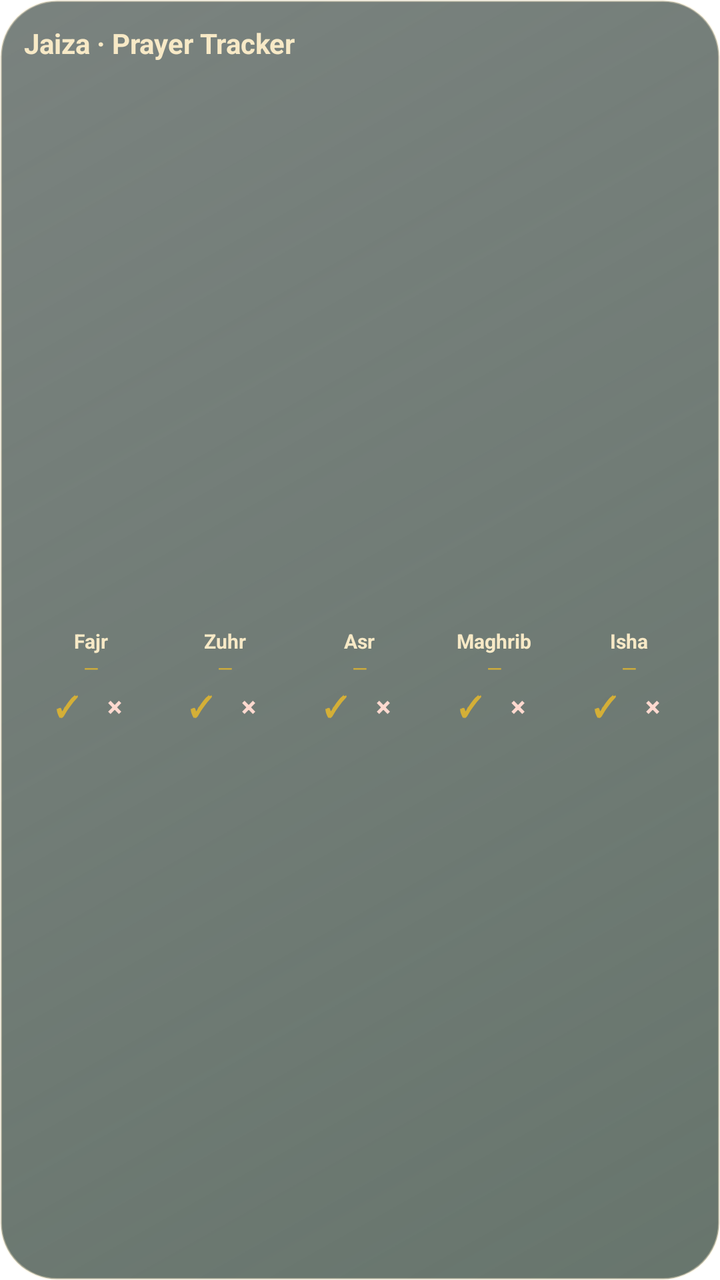
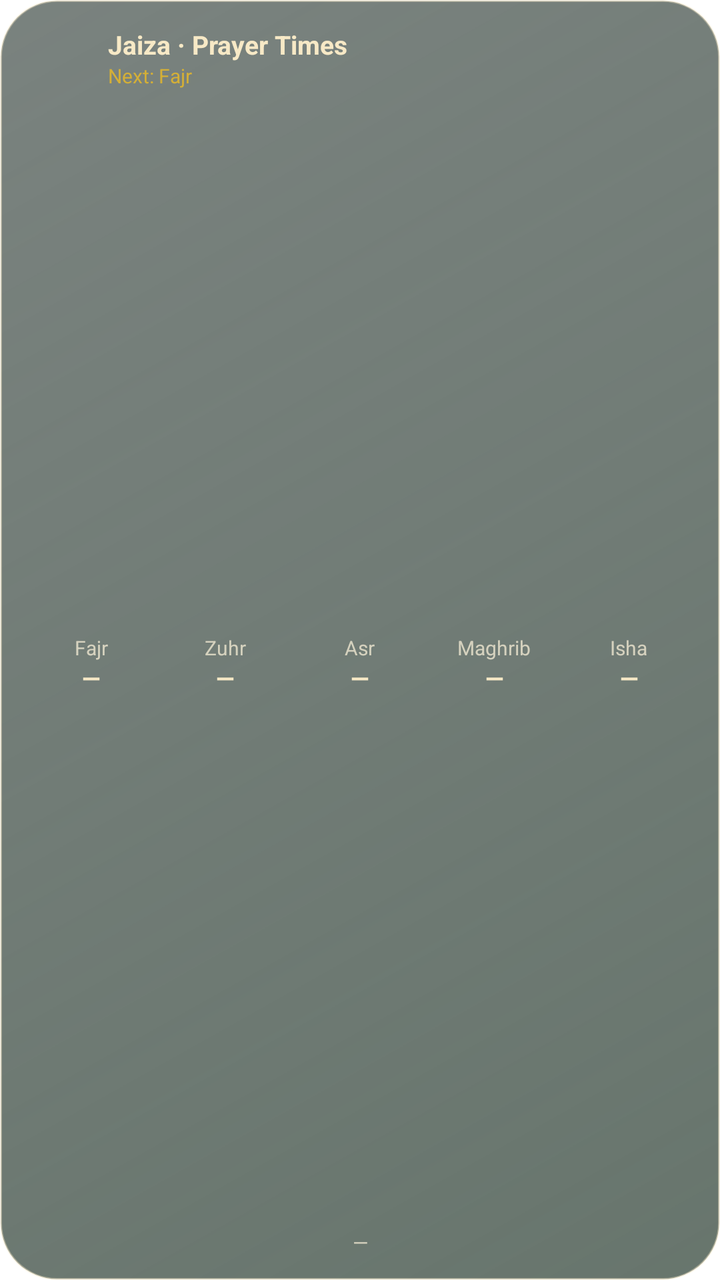

Screens rendered from an Android XML layout before and after an edit, with the pre-edit source and the edit as a unified diff.
<!-- AndroidManifest.xml: fallback theme Theme.MaterialComponents.DayNight.NoActionBar -->
<!-- res/layout/jaiza_prayer_widget.xml -->
<?xml version="1.0" encoding="utf-8"?>
<LinearLayout xmlns:android="http://schemas.android.com/apk/res/android"
    android:id="@+id/widget_root"
    android:layout_width="match_parent"
    android:layout_height="match_parent"
    android:background="@drawable/jaiza_unified_widget_bg"
    android:orientation="vertical"
    android:padding="12dp">

    <TextView
        android:id="@+id/widget_title"
        android:layout_width="match_parent"
        android:layout_height="wrap_content"
        android:text="Jaiza · Prayer Tracker"
        android:textColor="#FFF7E9C6"
        android:textSize="14sp"
        android:textStyle="bold" />

    <TextView
        android:id="@+id/widget_greeting"
        android:layout_width="match_parent"
        android:layout_height="wrap_content"
        android:ellipsize="end"
        android:maxLines="1"
        android:textColor="#CCEFE7D1"
        android:textSize="10sp" />

    <LinearLayout
        android:layout_width="match_parent"
        android:layout_height="0dp"
        android:layout_weight="1"
        android:gravity="center"
        android:orientation="horizontal"
        android:paddingTop="6dp">

        <LinearLayout
            android:layout_width="0dp"
            android:layout_height="match_parent"
            android:layout_weight="1"
            android:gravity="center"
            android:orientation="vertical">

            <TextView
                android:id="@+id/row_fajr_label"
                android:layout_width="match_parent"
                android:layout_height="wrap_content"
                android:gravity="center"
                android:text="Fajr"
                android:textColor="#FFF7E9C6"
                android:textSize="10sp"
                android:textStyle="bold" />

            <TextView
                android:id="@+id/row_fajr_status"
                android:layout_width="match_parent"
                android:layout_height="wrap_content"
                android:gravity="center"
                android:text="—"
                android:textColor="#FFD4AF37"
                android:textSize="10sp" />

            <LinearLayout
                android:layout_width="match_parent"
                android:layout_height="wrap_content"
                android:gravity="center"
                android:orientation="horizontal">

                <TextView
                    android:id="@+id/btn_fajr_done"
                    android:layout_width="24dp"
                    android:layout_height="24dp"
                    android:gravity="center"
                    android:text="✓"
                    android:textColor="#FFD4AF37"
                    android:textStyle="bold" />

                <TextView
                    android:id="@+id/btn_fajr_miss"
                    android:layout_width="24dp"
                    android:layout_height="24dp"
                    android:gravity="center"
                    android:text="×"
                    android:textColor="#FFFFD9CF"
                    android:textStyle="bold" />
            </LinearLayout>
        </LinearLayout>

        <LinearLayout
            android:layout_width="0dp"
            android:layout_height="match_parent"
            android:layout_weight="1"
            android:gravity="center"
            android:orientation="vertical">

            <TextView
                android:id="@+id/row_zuhr_label"
                android:layout_width="match_parent"
                android:layout_height="wrap_content"
                android:gravity="center"
                android:text="Zuhr"
                android:textColor="#FFF7E9C6"
                android:textSize="10sp"
                android:textStyle="bold" />

            <TextView
                android:id="@+id/row_zuhr_status"
                android:layout_width="match_parent"
                android:layout_height="wrap_content"
                android:gravity="center"
                android:text="—"
                android:textColor="#FFD4AF37"
                android:textSize="10sp" />

            <LinearLayout
                android:layout_width="match_parent"
                android:layout_height="wrap_content"
                android:gravity="center"
                android:orientation="horizontal">

                <TextView
                    android:id="@+id/btn_zuhr_done"
                    android:layout_width="24dp"
                    android:layout_height="24dp"
                    android:gravity="center"
                    android:text="✓"
                    android:textColor="#FFD4AF37"
                    android:textStyle="bold" />

                <TextView
                    android:id="@+id/btn_zuhr_miss"
                    android:layout_width="24dp"
                    android:layout_height="24dp"
                    android:gravity="center"
                    android:text="×"
                    android:textColor="#FFFFD9CF"
                    android:textStyle="bold" />
            </LinearLayout>
        </LinearLayout>

        <LinearLayout
            android:layout_width="0dp"
            android:layout_height="match_parent"
            android:layout_weight="1"
            android:gravity="center"
            android:orientation="vertical">

            <TextView
                android:id="@+id/row_asr_label"
                android:layout_width="match_parent"
                android:layout_height="wrap_content"
                android:gravity="center"
                android:text="Asr"
                android:textColor="#FFF7E9C6"
                android:textSize="10sp"
                android:textStyle="bold" />

            <TextView
                android:id="@+id/row_asr_status"
                android:layout_width="match_parent"
                android:layout_height="wrap_content"
                android:gravity="center"
                android:text="—"
                android:textColor="#FFD4AF37"
                android:textSize="10sp" />

            <LinearLayout
                android:layout_width="match_parent"
                android:layout_height="wrap_content"
                android:gravity="center"
                android:orientation="horizontal">

                <TextView
                    android:id="@+id/btn_asr_done"
                    android:layout_width="24dp"
                    android:layout_height="24dp"
                    android:gravity="center"
                    android:text="✓"
                    android:textColor="#FFD4AF37"
                    android:textStyle="bold" />

                <TextView
                    android:id="@+id/btn_asr_miss"
                    android:layout_width="24dp"
                    android:layout_height="24dp"
                    android:gravity="center"
                    android:text="×"
                    android:textColor="#FFFFD9CF"
                    android:textStyle="bold" />
            </LinearLayout>
        </LinearLayout>

        <LinearLayout
            android:layout_width="0dp"
            android:layout_height="match_parent"
            android:layout_weight="1"
            android:gravity="center"
            android:orientation="vertical">

            <TextView
                android:id="@+id/row_maghrib_label"
                android:layout_width="match_parent"
                android:layout_height="wrap_content"
                android:gravity="center"
                android:text="Maghrib"
                android:textColor="#FFF7E9C6"
                android:textSize="10sp"
                android:textStyle="bold" />

            <TextView
                android:id="@+id/row_maghrib_status"
                android:layout_width="match_parent"
                android:layout_height="wrap_content"
                android:gravity="center"
                android:text="—"
                android:textColor="#FFD4AF37"
                android:textSize="10sp" />

            <LinearLayout
                android:layout_width="match_parent"
                android:layout_height="wrap_content"
                android:gravity="center"
                android:orientation="horizontal">

                <TextView
                    android:id="@+id/btn_maghrib_done"
                    android:layout_width="24dp"
                    android:layout_height="24dp"
                    android:gravity="center"
                    android:text="✓"
                    android:textColor="#FFD4AF37"
                    android:textStyle="bold" />

                <TextView
                    android:id="@+id/btn_maghrib_miss"
                    android:layout_width="24dp"
                    android:layout_height="24dp"
                    android:gravity="center"
                    android:text="×"
                    android:textColor="#FFFFD9CF"
                    android:textStyle="bold" />
            </LinearLayout>
        </LinearLayout>

        <LinearLayout
            android:layout_width="0dp"
            android:layout_height="match_parent"
            android:layout_weight="1"
            android:gravity="center"
            android:orientation="vertical">

            <TextView
                android:id="@+id/row_isha_label"
                android:layout_width="match_parent"
                android:layout_height="wrap_content"
                android:gravity="center"
                android:text="Isha"
                android:textColor="#FFF7E9C6"
                android:textSize="10sp"
                android:textStyle="bold" />

            <TextView
                android:id="@+id/row_isha_status"
                android:layout_width="match_parent"
                android:layout_height="wrap_content"
                android:gravity="center"
                android:text="—"
                android:textColor="#FFD4AF37"
                android:textSize="10sp" />

            <LinearLayout
                android:layout_width="match_parent"
                android:layout_height="wrap_content"
                android:gravity="center"
                android:orientation="horizontal">

                <TextView
                    android:id="@+id/btn_isha_done"
                    android:layout_width="24dp"
                    android:layout_height="24dp"
                    android:gravity="center"
                    android:text="✓"
                    android:textColor="#FFD4AF37"
                    android:textStyle="bold" />

                <TextView
                    android:id="@+id/btn_isha_miss"
                    android:layout_width="24dp"
                    android:layout_height="24dp"
                    android:gravity="center"
                    android:text="×"
                    android:textColor="#FFFFD9CF"
                    android:textStyle="bold" />
            </LinearLayout>
        </LinearLayout>
    </LinearLayout>
</LinearLayout>
<!-- resources referenced by this layout -->
<resources>
  <!-- drawable jaiza_unified_widget_bg (drawable) -->
  <?xml version="1.0" encoding="utf-8"?>
  <shape xmlns:android="http://schemas.android.com/apk/res/android"
      android:shape="rectangle">
      <gradient
          android:angle="135"
          android:endColor="#99212F29"
          android:startColor="#C43A4C41" />
      <corners android:radius="28dp" />
      <stroke
          android:width="1dp"
          android:color="#66F7E9C6" />
  </shape>
</resources>

<!-- the commit's change to res/layout/jaiza_prayer_widget.xml (unified diff, before → after) -->
@@ -7,24 +7,51 @@
     android:orientation="vertical"
     android:padding="12dp">
 
-    <TextView
-        android:id="@+id/widget_title"
+    
+    <LinearLayout
         android:layout_width="match_parent"
         android:layout_height="wrap_content"
-        android:text="Jaiza · Prayer Tracker"
-        android:textColor="#FFF7E9C6"
-        android:textSize="14sp"
-        android:textStyle="bold" />
-
-    <TextView
-        android:id="@+id/widget_greeting"
-        android:layout_width="match_parent"
-        android:layout_height="wrap_content"
-        android:ellipsize="end"
-        android:maxLines="1"
-        android:textColor="#CCEFE7D1"
-        android:textSize="10sp" />
-
+        android:gravity="center_vertical"
+        android:orientation="horizontal">
+
+        <ImageView
+            android:id="@+id/widget_logo"
+            android:layout_width="34dp"
+            android:layout_height="34dp"
+            android:layout_marginEnd="8dp"
+            android:contentDescription="Jaiza"
+            android:src="@mipmap/ic_launcher" />
+
+        <LinearLayout
+            android:layout_width="0dp"
+            android:layout_height="wrap_content"
+            android:layout_weight="1"
+            android:orientation="vertical">
+
+            <TextView
+                android:id="@+id/widget_title"
+                android:layout_width="match_parent"
+                android:layout_height="wrap_content"
+                android:ellipsize="end"
+                android:maxLines="1"
+                android:text="Jaiza · Prayer Times"
+                android:textColor="#FFF7E9C6"
+                android:textSize="13sp"
+                android:textStyle="bold" />
+
+            <TextView
+                android:id="@+id/widget_next"
+                android:layout_width="match_parent"
+                android:layout_height="wrap_content"
+                android:ellipsize="end"
+                android:maxLines="1"
+                android:text="Next: Fajr"
+                android:textColor="#FFD4AF37"
+                android:textSize="10sp" />
+        </LinearLayout>
+    </LinearLayout>
+
+    
     <LinearLayout
         android:layout_width="match_parent"
         android:layout_height="0dp"
@@ -35,262 +62,146 @@
 
         <LinearLayout
             android:layout_width="0dp"
-            android:layout_height="match_parent"
-            android:layout_weight="1"
-            android:gravity="center"
-            android:orientation="vertical">
-
-            <TextView
-                android:id="@+id/row_fajr_label"
+            android:layout_height="wrap_content"
+            android:layout_weight="1"
+            android:gravity="center"
+            android:orientation="vertical">
+
+            <TextView
                 android:layout_width="match_parent"
                 android:layout_height="wrap_content"
                 android:gravity="center"
                 android:text="Fajr"
-                android:textColor="#FFF7E9C6"
-                android:textSize="10sp"
-                android:textStyle="bold" />
-
-            <TextView
-                android:id="@+id/row_fajr_status"
-                android:layout_width="match_parent"
-                android:layout_height="wrap_content"
-                android:gravity="center"
-                android:text="—"
-                android:textColor="#FFD4AF37"
-                android:textSize="10sp" />
-
-            <LinearLayout
-                android:layout_width="match_parent"
-                android:layout_height="wrap_content"
-                android:gravity="center"
-                android:orientation="horizontal">
-
-                <TextView
-                    android:id="@+id/btn_fajr_done"
-                    android:layout_width="24dp"
-                    android:layout_height="24dp"
-                    android:gravity="center"
-                    android:text="✓"
-                    android:textColor="#FFD4AF37"
-                    android:textStyle="bold" />
-
-                <TextView
-                    android:id="@+id/btn_fajr_miss"
-                    android:layout_width="24dp"
-                    android:layout_height="24dp"
-                    android:gravity="center"
-                    android:text="×"
-                    android:textColor="#FFFFD9CF"
-                    android:textStyle="bold" />
-            </LinearLayout>
-        </LinearLayout>
-
-        <LinearLayout
-            android:layout_width="0dp"
-            android:layout_height="match_parent"
-            android:layout_weight="1"
-            android:gravity="center"
-            android:orientation="vertical">
-
-            <TextView
-                android:id="@+id/row_zuhr_label"
+                android:textColor="#CCEFE7D1"
+                android:textSize="10sp" />
+
+            <TextView
+                android:id="@+id/time_fajr"
+                android:layout_width="match_parent"
+                android:layout_height="wrap_content"
+                android:gravity="center"
+                android:text="—"
+                android:textColor="#FFF7E9C6"
+                android:textSize="12sp"
+                android:textStyle="bold" />
+        </LinearLayout>
+
+        <LinearLayout
+            android:layout_width="0dp"
+            android:layout_height="wrap_content"
+            android:layout_weight="1"
+            android:gravity="center"
+            android:orientation="vertical">
+
+            <TextView
                 android:layout_width="match_parent"
                 android:layout_height="wrap_content"
                 android:gravity="center"
                 android:text="Zuhr"
-                android:textColor="#FFF7E9C6"
-                android:textSize="10sp"
-                android:textStyle="bold" />
-
-            <TextView
-                android:id="@+id/row_zuhr_status"
-                android:layout_width="match_parent"
-                android:layout_height="wrap_content"
-                android:gravity="center"
-                android:text="—"
-                android:textColor="#FFD4AF37"
-                android:textSize="10sp" />
-
-            <LinearLayout
-                android:layout_width="match_parent"
-                android:layout_height="wrap_content"
-                android:gravity="center"
-                android:orientation="horizontal">
-
-                <TextView
-                    android:id="@+id/btn_zuhr_done"
-                    android:layout_width="24dp"
-                    android:layout_height="24dp"
-                    android:gravity="center"
-                    android:text="✓"
-                    android:textColor="#FFD4AF37"
-                    android:textStyle="bold" />
-
-                <TextView
-                    android:id="@+id/btn_zuhr_miss"
-                    android:layout_width="24dp"
-                    android:layout_height="24dp"
-                    android:gravity="center"
-                    android:text="×"
-                    android:textColor="#FFFFD9CF"
-                    android:textStyle="bold" />
-            </LinearLayout>
-        </LinearLayout>
-
-        <LinearLayout
-            android:layout_width="0dp"
-            android:layout_height="match_parent"
-            android:layout_weight="1"
-            android:gravity="center"
-            android:orientation="vertical">
-
-            <TextView
-                android:id="@+id/row_asr_label"
+                android:textColor="#CCEFE7D1"
+                android:textSize="10sp" />
+
+            <TextView
+                android:id="@+id/time_zuhr"
+                android:layout_width="match_parent"
+                android:layout_height="wrap_content"
+                android:gravity="center"
+                android:text="—"
+                android:textColor="#FFF7E9C6"
+                android:textSize="12sp"
+                android:textStyle="bold" />
+        </LinearLayout>
+
+        <LinearLayout
+            android:layout_width="0dp"
+            android:layout_height="wrap_content"
+            android:layout_weight="1"
+            android:gravity="center"
+            android:orientation="vertical">
+
+            <TextView
                 android:layout_width="match_parent"
                 android:layout_height="wrap_content"
                 android:gravity="center"
                 android:text="Asr"
-                android:textColor="#FFF7E9C6"
-                android:textSize="10sp"
-                android:textStyle="bold" />
-
-            <TextView
-                android:id="@+id/row_asr_status"
-                android:layout_width="match_parent"
-                android:layout_height="wrap_content"
-                android:gravity="center"
-                android:text="—"
-                android:textColor="#FFD4AF37"
-                android:textSize="10sp" />
-
-            <LinearLayout
-                android:layout_width="match_parent"
-                android:layout_height="wrap_content"
-                android:gravity="center"
-                android:orientation="horizontal">
-
-                <TextView
-                    android:id="@+id/btn_asr_done"
-                    android:layout_width="24dp"
-                    android:layout_height="24dp"
-                    android:gravity="center"
-                    android:text="✓"
-                    android:textColor="#FFD4AF37"
-                    android:textStyle="bold" />
-
-                <TextView
-                    android:id="@+id/btn_asr_miss"
-                    android:layout_width="24dp"
-                    android:layout_height="24dp"
-                    android:gravity="center"
-                    android:text="×"
-                    android:textColor="#FFFFD9CF"
-                    android:textStyle="bold" />
-            </LinearLayout>
-        </LinearLayout>
-
-        <LinearLayout
-            android:layout_width="0dp"
-            android:layout_height="match_parent"
-            android:layout_weight="1"
-            android:gravity="center"
-            android:orientation="vertical">
-
-            <TextView
-                android:id="@+id/row_maghrib_label"
+                android:textColor="#CCEFE7D1"
+                android:textSize="10sp" />
+
+            <TextView
+                android:id="@+id/time_asr"
+                android:layout_width="match_parent"
+                android:layout_height="wrap_content"
+                android:gravity="center"
+                android:text="—"
+                android:textColor="#FFF7E9C6"
+                android:textSize="12sp"
+                android:textStyle="bold" />
+        </LinearLayout>
+
+        <LinearLayout
+            android:layout_width="0dp"
+            android:layout_height="wrap_content"
+            android:layout_weight="1"
+            android:gravity="center"
+            android:orientation="vertical">
+
+            <TextView
                 android:layout_width="match_parent"
                 android:layout_height="wrap_content"
                 android:gravity="center"
                 android:text="Maghrib"
-                android:textColor="#FFF7E9C6"
-                android:textSize="10sp"
-                android:textStyle="bold" />
-
-            <TextView
-                android:id="@+id/row_maghrib_status"
-                android:layout_width="match_parent"
-                android:layout_height="wrap_content"
-                android:gravity="center"
-                android:text="—"
-                android:textColor="#FFD4AF37"
-                android:textSize="10sp" />
-
-            <LinearLayout
-                android:layout_width="match_parent"
-                android:layout_height="wrap_content"
-                android:gravity="center"
-                android:orientation="horizontal">
-
-                <TextView
-                    android:id="@+id/btn_maghrib_done"
-                    android:layout_width="24dp"
-                    android:layout_height="24dp"
-                    android:gravity="center"
-                    android:text="✓"
-                    android:textColor="#FFD4AF37"
-                    android:textStyle="bold" />
-
-                <TextView
-                    android:id="@+id/btn_maghrib_miss"
-                    android:layout_width="24dp"
-                    android:layout_height="24dp"
-                    android:gravity="center"
-                    android:text="×"
-                    android:textColor="#FFFFD9CF"
-                    android:textStyle="bold" />
-            </LinearLayout>
-        </LinearLayout>
-
-        <LinearLayout
-            android:layout_width="0dp"
-            android:layout_height="match_parent"
-            android:layout_weight="1"
-            android:gravity="center"
-            android:orientation="vertical">
-
-            <TextView
-                android:id="@+id/row_isha_label"
+                android:textColor="#CCEFE7D1"
+                android:textSize="10sp" />
+
+            <TextView
+                android:id="@+id/time_maghrib"
+                android:layout_width="match_parent"
+                android:layout_height="wrap_content"
+                android:gravity="center"
+                android:text="—"
+                android:textColor="#FFF7E9C6"
+                android:textSize="12sp"
+                android:textStyle="bold" />
+        </LinearLayout>
+
+        <LinearLayout
+            android:layout_width="0dp"
+            android:layout_height="wrap_content"
+            android:layout_weight="1"
+            android:gravity="center"
+            android:orientation="vertical">
+
+            <TextView
                 android:layout_width="match_parent"
                 android:layout_height="wrap_content"
                 android:gravity="center"
                 android:text="Isha"
-                android:textColor="#FFF7E9C6"
-                android:textSize="10sp"
-                android:textStyle="bold" />
-
-            <TextView
-                android:id="@+id/row_isha_status"
-                android:layout_width="match_parent"
-                android:layout_height="wrap_content"
-                android:gravity="center"
-                android:text="—"
-                android:textColor="#FFD4AF37"
-                android:textSize="10sp" />
-
-            <LinearLayout
-                android:layout_width="match_parent"
-                android:layout_height="wrap_content"
-                android:gravity="center"
-                android:orientation="horizontal">
-
-                <TextView
-                    android:id="@+id/btn_isha_done"
-                    android:layout_width="24dp"
-                    android:layout_height="24dp"
-                    android:gravity="center"
-                    android:text="✓"
-                    android:textColor="#FFD4AF37"
-                    android:textStyle="bold" />
-
-                <TextView
-                    android:id="@+id/btn_isha_miss"
-                    android:layout_width="24dp"
-                    android:layout_height="24dp"
-                    android:gravity="center"
-                    android:text="×"
-                    android:textColor="#FFFFD9CF"
-                    android:textStyle="bold" />
-            </LinearLayout>
+                android:textColor="#CCEFE7D1"
+                android:textSize="10sp" />
+
+            <TextView
+                android:id="@+id/time_isha"
+                android:layout_width="match_parent"
+                android:layout_height="wrap_content"
+                android:gravity="center"
+                android:text="—"
+                android:textColor="#FFF7E9C6"
+                android:textSize="12sp"
+                android:textStyle="bold" />
         </LinearLayout>
     </LinearLayout>
+
+    
+    <TextView
+        android:id="@+id/widget_location"
+        android:layout_width="match_parent"
+        android:layout_height="wrap_content"
+        android:layout_marginTop="2dp"
+        android:drawablePadding="4dp"
+        android:ellipsize="end"
+        android:gravity="center"
+        android:maxLines="1"
+        android:text="—"
+        android:textColor="#CCEFE7D1"
+        android:textSize="10sp" />
 </LinearLayout>
<!-- resource entries referenced after the edit -->
@@ -13,5 +13,17 @@
           android:width="1dp"
           android:color="#66F7E9C6" />
   </shape>
+  <!-- mipmap ic_launcher (mipmap-anydpi-v26) -->
+  <?xml version="1.0" encoding="utf-8"?>
+  <adaptive-icon xmlns:android="http://schemas.android.com/apk/res/android">
+    <background android:drawable="@color/ic_launcher_background"/>
+    <foreground>
+        <inset
+            android:drawable="@drawable/ic_launcher_foreground"
+            android:inset="16%" />
+    </foreground>
+  </adaptive-icon>
+  <color name="ic_launcher_background">#FBF3E3</color>
+  <!-- drawable ic_launcher_foreground: png bitmap (drawable-hdpi, 12096 bytes) -->
 </resources>
 
